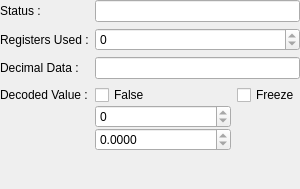
Qt form src/widget/quamodbusvaluewidgetstatus.ui (juangburgos/QUaModbusClient) before a commit.
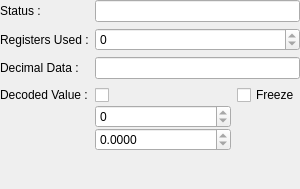
The same form after that commit.

```diff
--- a/src/widget/quamodbusvaluewidgetstatus.ui
+++ b/src/widget/quamodbusvaluewidgetstatus.ui
@@ -147,7 +147,7 @@
          </sizepolicy>
         </property>
         <property name="text">
-         <string>False</string>
+         <string> </string>
         </property>
         <property name="checkable">
          <bool>true</bool>
```
